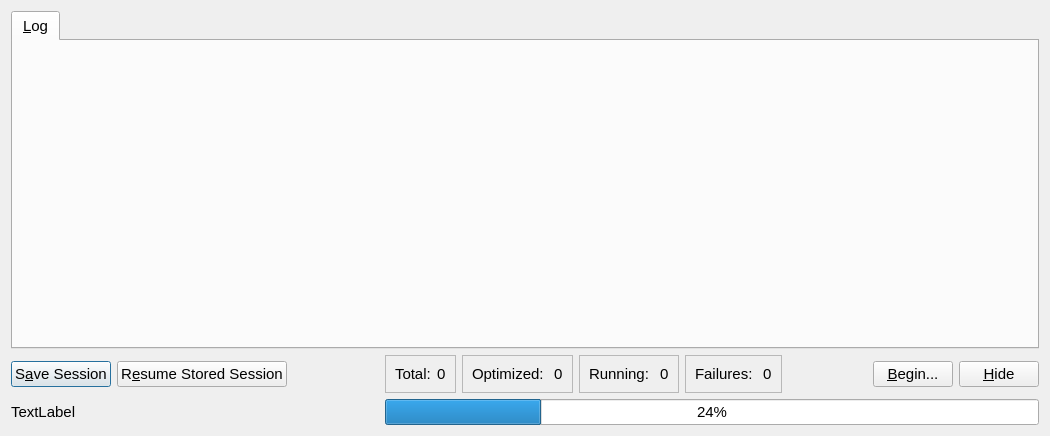
xtalopt/XtalOpt, file src/xtalopt/ui/dialog.ui: the form before one commit.
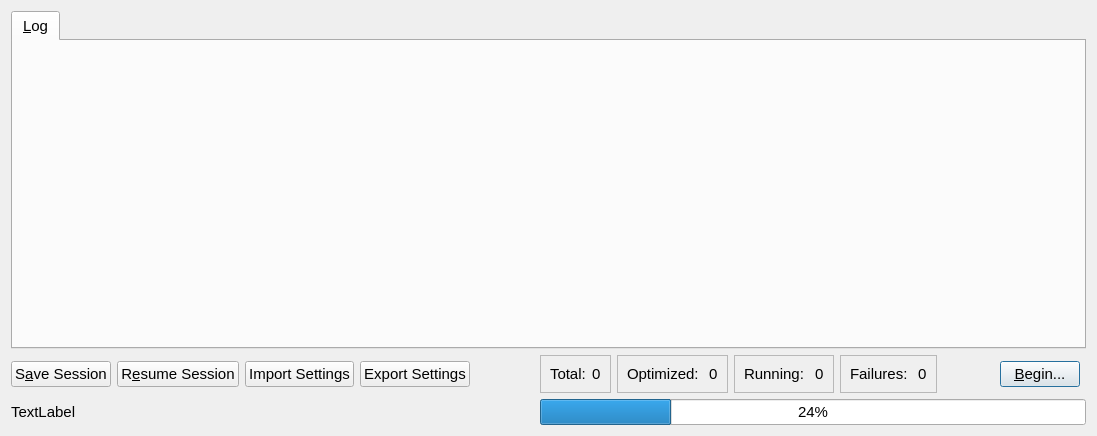
The form after the commit. Icons and pictures are not drawn.

Commit message: XtalOpt 14.1.0 Multi-cut crossover VC search for elements Improved crossover for FC/MC searches Adjusted volume resizing Import/Export of CLI settings in GUI

Diff of the .ui file:
```diff
--- a/src/xtalopt/ui/dialog.ui
+++ b/src/xtalopt/ui/dialog.ui
@@ -6,7 +6,7 @@
    <rect>
     <x>0</x>
     <y>0</y>
-    <width>1050</width>
+    <width>1097</width>
     <height>436</height>
    </rect>
   </property>
@@ -29,33 +29,99 @@
     <normaloff>:/xtalopt/icons/images/xtalopt-logo.png</normaloff>:/xtalopt/icons/images/xtalopt-logo.png</iconset>
   </property>
   <layout class="QGridLayout" name="gridLayout">
+   <item row="4" column="10">
+    <spacer name="horizontalSpacer_2">
+     <property name="orientation">
+      <enum>Qt::Horizontal</enum>
+     </property>
+     <property name="sizeHint" stdset="0">
+      <size>
+       <width>40</width>
+       <height>20</height>
+      </size>
+     </property>
+    </spacer>
+   </item>
+   <item row="5" column="0" colspan="2">
+    <widget class="QLabel" name="label_prog">
+     <property name="text">
+      <string>TextLabel</string>
+     </property>
+    </widget>
+   </item>
+   <item row="4" column="11">
+    <widget class="QPushButton" name="push_begin">
+     <property name="sizePolicy">
+      <sizepolicy hsizetype="Fixed" vsizetype="Fixed">
+       <horstretch>0</horstretch>
+       <verstretch>0</verstretch>
+      </sizepolicy>
+     </property>
+     <property name="text">
+      <string>&amp;Begin...</string>
+     </property>
+     <property name="default">
+      <bool>false</bool>
+     </property>
+    </widget>
+   </item>
+   <item row="4" column="2">
+    <widget class="QPushButton" name="push_import">
+     <property name="toolTip">
+      <string>&lt;html&gt;&lt;head/&gt;&lt;body&gt;&lt;p&gt;Read the settings from a CLI input file and initialize the corresponding GUI entries using those values.&lt;/p&gt;&lt;p&gt;&lt;span style=&quot; font-weight:700;&quot;&gt;NOTE: This is an experimental option and is provided for convenience. Importing settings from a CLI input file might fail to properly initialize GUI entries, and the user must double-check every setting in all tabs to make sure they match their expectation.&lt;/span&gt;&lt;/p&gt;&lt;/body&gt;&lt;/html&gt;</string>
+     </property>
+     <property name="text">
+      <string>Import Settings</string>
+     </property>
+    </widget>
+   </item>
+   <item row="4" column="8">
+    <widget class="QFrame" name="frame_2">
+     <property name="frameShape">
+      <enum>QFrame::StyledPanel</enum>
+     </property>
+     <property name="frameShadow">
+      <enum>QFrame::Raised</enum>
+     </property>
+     <layout class="QGridLayout" name="gridLayout_3">
+      <item row="0" column="0">
+       <widget class="QLabel" name="label_3">
+        <property name="text">
+         <string>Running: </string>
+        </property>
+       </widget>
+      </item>
+      <item row="0" column="1">
+       <widget class="QLabel" name="label_run">
+        <property name="text">
+         <string>0</string>
+        </property>
+       </widget>
+      </item>
+     </layout>
+    </widget>
+   </item>
+   <item row="4" column="0">
+    <widget class="QPushButton" name="push_save">
+     <property name="text">
+      <string>S&amp;ave Session</string>
+     </property>
+    </widget>
+   </item>
+   <item row="4" column="4">
+    <spacer name="horizontalSpacer">
+     <property name="orientation">
+      <enum>Qt::Horizontal</enum>
+     </property>
+     <property name="sizeHint" stdset="0">
+      <size>
+       <width>40</width>
+       <height>20</height>
+      </size>
+     </property>
+    </spacer>
+   </item>
    <item row="4" column="7">
-    <widget class="QFrame" name="frame_4">
-     <property name="frameShape">
-      <enum>QFrame::StyledPanel</enum>
-     </property>
-     <property name="frameShadow">
-      <enum>QFrame::Raised</enum>
-     </property>
-     <layout class="QGridLayout" name="gridLayout_5">
-      <item row="0" column="0">
-       <widget class="QLabel" name="label_7">
-        <property name="text">
-         <string>Failures: </string>
-        </property>
-       </widget>
-      </item>
-      <item row="0" column="1">
-       <widget class="QLabel" name="label_fail">
-        <property name="text">
-         <string>0</string>
-        </property>
-       </widget>
-      </item>
-     </layout>
-    </widget>
-   </item>
-   <item row="4" column="5">
     <widget class="QFrame" name="frame">
      <property name="frameShape">
       <enum>QFrame::StyledPanel</enum>
@@ -81,28 +147,14 @@
      </layout>
     </widget>
    </item>
-   <item row="4" column="0">
-    <widget class="QPushButton" name="push_save">
+   <item row="4" column="1">
+    <widget class="QPushButton" name="push_resume">
      <property name="text">
-      <string>S&amp;ave Session</string>
+      <string>R&amp;esume Session</string>
      </property>
     </widget>
    </item>
-   <item row="5" column="0" colspan="2">
-    <widget class="QLabel" name="label_prog">
-     <property name="text">
-      <string>TextLabel</string>
-     </property>
-    </widget>
-   </item>
-   <item row="5" column="4" colspan="7">
-    <widget class="QProgressBar" name="progbar">
-     <property name="value">
-      <number>24</number>
-     </property>
-    </widget>
-   </item>
-   <item row="2" column="0" colspan="11">
+   <item row="2" column="0" colspan="13">
     <widget class="QTabWidget" name="tabs">
      <property name="currentIndex">
       <number>0</number>
@@ -118,72 +170,33 @@
      </widget>
     </widget>
    </item>
-   <item row="4" column="6">
-    <widget class="QFrame" name="frame_2">
-     <property name="frameShape">
-      <enum>QFrame::StyledPanel</enum>
-     </property>
-     <property name="frameShadow">
-      <enum>QFrame::Raised</enum>
-     </property>
-     <layout class="QGridLayout" name="gridLayout_3">
-      <item row="0" column="0">
-       <widget class="QLabel" name="label_3">
-        <property name="text">
-         <string>Running: </string>
-        </property>
-       </widget>
-      </item>
-      <item row="0" column="1">
-       <widget class="QLabel" name="label_run">
-        <property name="text">
-         <string>0</string>
-        </property>
-       </widget>
-      </item>
-     </layout>
-    </widget>
-   </item>
-   <item row="4" column="1">
-    <widget class="QPushButton" name="push_resume">
-     <property name="text">
-      <string>R&amp;esume Stored Session</string>
-     </property>
-    </widget>
-   </item>
-   <item row="4" column="10">
-    <widget class="QPushButton" name="push_hide">
-     <property name="sizePolicy">
-      <sizepolicy hsizetype="Fixed" vsizetype="Fixed">
-       <horstretch>0</horstretch>
-       <verstretch>0</verstretch>
-      </sizepolicy>
-     </property>
-     <property name="text">
-      <string>&amp;Hide</string>
-     </property>
-     <property name="autoDefault">
-      <bool>true</bool>
-     </property>
-    </widget>
-   </item>
    <item row="4" column="9">
-    <widget class="QPushButton" name="push_begin">
-     <property name="sizePolicy">
-      <sizepolicy hsizetype="Fixed" vsizetype="Fixed">
-       <horstretch>0</horstretch>
-       <verstretch>0</verstretch>
-      </sizepolicy>
+    <widget class="QFrame" name="frame_4">
+     <property name="frameShape">
+      <enum>QFrame::StyledPanel</enum>
      </property>
-     <property name="text">
-      <string>&amp;Begin...</string>
+     <property name="frameShadow">
+      <enum>QFrame::Raised</enum>
      </property>
-     <property name="default">
-      <bool>false</bool>
-     </property>
+     <layout class="QGridLayout" name="gridLayout_5">
+      <item row="0" column="0">
+       <widget class="QLabel" name="label_7">
+        <property name="text">
+         <string>Failures: </string>
+        </property>
+       </widget>
+      </item>
+      <item row="0" column="1">
+       <widget class="QLabel" name="label_fail">
+        <property name="text">
+         <string>0</string>
+        </property>
+       </widget>
+      </item>
+     </layout>
     </widget>
    </item>
-   <item row="4" column="4">
+   <item row="4" column="6">
     <widget class="QFrame" name="frame_3">
      <property name="sizePolicy">
       <sizepolicy hsizetype="Maximum" vsizetype="Preferred">
@@ -221,31 +234,22 @@
      </layout>
     </widget>
    </item>
-   <item row="4" column="2">
-    <spacer name="horizontalSpacer">
-     <property name="orientation">
-      <enum>Qt::Horizontal</enum>
+   <item row="5" column="6" colspan="7">
+    <widget class="QProgressBar" name="progbar">
+     <property name="value">
+      <number>24</number>
      </property>
-     <property name="sizeHint" stdset="0">
-      <size>
-       <width>40</width>
-       <height>20</height>
-      </size>
-     </property>
-    </spacer>
+    </widget>
    </item>
-   <item row="4" column="8">
-    <spacer name="horizontalSpacer_2">
-     <property name="orientation">
-      <enum>Qt::Horizontal</enum>
+   <item row="4" column="3">
+    <widget class="QPushButton" name="push_export">
+     <property name="toolTip">
+      <string>&lt;html&gt;&lt;head/&gt;&lt;body&gt;&lt;p&gt;Write the settings initialized in the GUI to an XtalOpt CLI input file.&lt;/p&gt;&lt;p&gt;&lt;span style=&quot; font-weight:700;&quot;&gt;NOTE: This is an experimental option and is provided for convenience. Exporting settings to a CLI input file might fail to properly produce a fully working input file. Especially, various templates (job, optimizer, queue, etc) are not exported. The user must double-check every entry in the produced file before using it for a CLI run.&lt;/span&gt;&lt;/p&gt;&lt;/body&gt;&lt;/html&gt;</string>
      </property>
-     <property name="sizeHint" stdset="0">
-      <size>
-       <width>40</width>
-       <height>20</height>
-      </size>
+     <property name="text">
+      <string>Export Settings</string>
      </property>
-    </spacer>
+    </widget>
    </item>
   </layout>
  </widget>
```
Left out of the diff: 1 changed line with no effect on the pictures. The commit also changes 21 other files.
